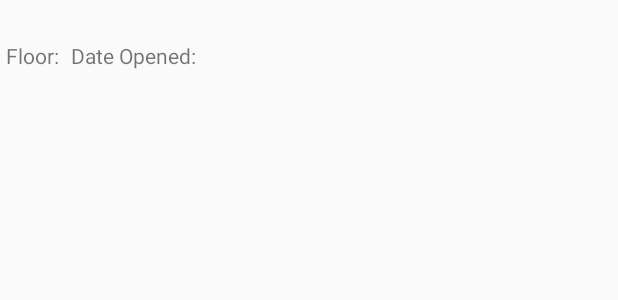
After one commit to camlecuyer/CloudComputeProject, an Android app: the layout task_layout.xml on its own in the app's theme, with its tools: preview values and no code run, on a phone screen of 412 x 824 dp. The commit adds this screen. Shown: the top 300 px of the screen. Run offline under Robolectric (Android 15) with nearby library versions, the phone set to English and light mode, and no system bars; network calls fail.

Commit message:
Added UI to task in Android

```diff
--- a/clouldcomputing-master/app/src/main/AndroidManifest.xml
+++ b/clouldcomputing-master/app/src/main/AndroidManifest.xml
@@ -4,6 +4,7 @@
 
     <uses-permission android:name="android.permission.INTERNET" />
     <uses-permission android:name="android.permission.CAMERA" />
+    <uses-permission android:name="android.permission.ACCESS_FINE_LOCATION" />
 
     <uses-feature
         android:name="android.hardware.camera2"
--- /dev/null
+++ b/clouldcomputing-master/app/src/main/res/layout/task_layout.xml
@@ -0,0 +1,74 @@
+<?xml version="1.0" encoding="utf-8"?>
+<RelativeLayout xmlns:android="http://schemas.android.com/apk/res/android"
+    android:layout_width="match_parent"
+    android:layout_height="wrap_content"
+    android:layout_margin="2dp">
+
+    <TextView
+        android:id="@+id/txt_build"
+        android:layout_width="match_parent"
+        android:layout_height="wrap_content"
+        android:layout_margin="2dp" />
+
+    <TextView
+        android:id="@+id/txt_floor_label"
+        android:layout_width="wrap_content"
+        android:layout_height="wrap_content"
+        android:layout_below="@id/txt_build"
+        android:layout_margin="2dp"
+        android:text="@string/floor"/>
+
+    <TextView
+        android:id="@+id/txt_floor"
+        android:layout_width="wrap_content"
+        android:layout_height="wrap_content"
+        android:layout_toRightOf="@id/txt_floor_label"
+        android:layout_toEndOf="@id/txt_floor_label"
+        android:layout_below="@id/txt_build"
+        android:layout_margin="2dp"/>
+
+    <TextView
+        android:id="@+id/txt_date_label"
+        android:layout_width="wrap_content"
+        android:layout_height="wrap_content"
+        android:layout_below="@id/txt_build"
+        android:layout_toRightOf="@id/txt_floor"
+        android:layout_toEndOf="@id/txt_floor"
+        android:layout_margin="2dp"
+        android:text="@string/date_opened"/>
+
+    <TextView
+        android:id="@+id/txt_date"
+        android:layout_width="wrap_content"
+        android:layout_height="wrap_content"
+        android:layout_below="@id/txt_build"
+        android:layout_toRightOf="@id/txt_date_label"
+        android:layout_toEndOf="@id/txt_date_label"
+        android:layout_margin="2dp"/>
+
+    <TextView
+        android:id="@+id/txt_desc"
+        android:layout_width="wrap_content"
+        android:layout_height="wrap_content"
+        android:layout_below="@id/txt_floor_label"
+        android:layout_margin="2dp" />
+
+    <TextView
+        android:id="@+id/txt_div"
+        android:layout_width="wrap_content"
+        android:layout_height="wrap_content"
+        android:layout_below="@id/txt_desc"
+        android:layout_margin="2dp" />
+
+    <!--<TextView
+        android:id="@+id/txt_additional"
+        android:layout_width="wrap_content"
+        android:layout_height="wrap_content"
+        android:text="@string/additional_info"
+        android:layout_below="@id/txt_creator"
+        android:textColor="#0000FF"
+        android:clickable="true"
+        android:focusable="true"
+        android:layout_margin="2dp"/>-->
+
+</RelativeLayout>
--- a/clouldcomputing-master/app/src/main/res/values/strings.xml
+++ b/clouldcomputing-master/app/src/main/res/values/strings.xml
@@ -21,4 +21,8 @@
     <string name="building">Building:</string>
     <string name="floor_number">Floor Number:</string>
     <string name="description">Description:</string>
+    <string name="search">Search:</string>
+    <string name="close_selected_task">Close Selected Task</string>
+    <string name="floor">Floor:</string>
+    <string name="date_opened">Date Opened:</string>
 </resources>
```
Also changed, not shown: clouldcomputing-master/app/src/main/java/com/sourcey/clouldcomputing/ReportActivity.java (+50 -2 lines), clouldcomputing-master/app/src/main/res/layout/activity_report.xml (+14 -4 lines), clouldcomputing-master/app/src/main/res/layout/activity_task.xml (+47 -0 lines), 3 other files.
